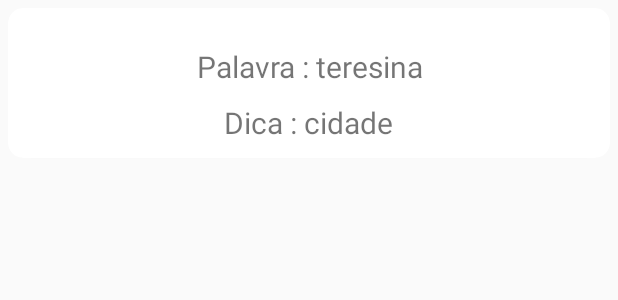
After one commit to MarceloxAlves/ForcaX, an Android app: the layout activity_item_palavra_view_holder.xml on its own in the app's theme, with its tools: preview values and no code run, on a phone screen of 412 x 824 dp. The commit adds this screen. Shown: the top 300 px of the screen. Run offline under Robolectric (Android 15) with nearby library versions, the phone set to English and light mode, and no system bars.

Commit message:
Listagem de palavras

```diff
--- a/app/src/main/java/br/com/avantigames/forcax/app/MainActivity.java
+++ b/app/src/main/java/br/com/avantigames/forcax/app/MainActivity.java
@@ -53,7 +53,7 @@ public class MainActivity extends AppCompatActivity {
     }
 
     public void adiciornarFrase(View view) {
-        startActivity(new Intent(this,FormularioActivity.class));
+        startActivity(new Intent(this,ListarPalavrasActivity.class));
         finish();
     }
 
--- /dev/null
+++ b/app/src/main/res/drawable/ic_add.xml
@@ -0,0 +1,5 @@
+<vector android:height="24dp" android:tint="#FFFFFF"
+    android:viewportHeight="24.0" android:viewportWidth="24.0"
+    android:width="24dp" xmlns:android="http://schemas.android.com/apk/res/android">
+    <path android:fillColor="#FF000000" android:pathData="M19,13h-6v6h-2v-6H5v-2h6V5h2v6h6v2z"/>
+</vector>
--- /dev/null
+++ b/app/src/main/res/layout/activity_item_palavra_view_holder.xml
@@ -0,0 +1,40 @@
+<?xml version="1.0" encoding="utf-8"?>
+<android.support.v7.widget.CardView xmlns:android="http://schemas.android.com/apk/res/android"
+    xmlns:app="http://schemas.android.com/apk/res-auto"
+    xmlns:tools="http://schemas.android.com/tools"
+    android:layout_width="match_parent"
+    android:layout_height="100dp"
+    android:elevation="10dp"
+    android:layout_margin="5dp"
+    app:cardCornerRadius="10dp"
+    tools:context=".app.ItemPalavraViewHolderActivity">
+
+    <RelativeLayout
+        android:layout_width="match_parent"
+        android:layout_height="match_parent">
+
+        <TextView
+            android:id="@+id/palavra_frase_show"
+            android:layout_width="wrap_content"
+            android:layout_height="wrap_content"
+            android:layout_alignParentTop="true"
+            android:layout_centerHorizontal="true"
+            android:layout_marginTop="25dp"
+            android:textSize="20sp"
+            android:text="Palavra : teresina"
+            android:textAlignment="center" />
+
+        <TextView
+            android:id="@+id/dica_show"
+            android:layout_marginTop="40dp"
+            android:layout_width="wrap_content"
+            android:layout_height="wrap_content"
+            android:layout_alignParentBottom="true"
+            android:layout_centerHorizontal="true"
+            android:layout_marginBottom="10dp"
+            android:textSize="20sp"
+            android:text="Dica : cidade"
+            android:textAlignment="center" />
+    </RelativeLayout>
+
+</android.support.v7.widget.CardView>
```
Also changed, not shown: app/src/main/AndroidManifest.xml (+6 -4 lines), app/src/main/java/br/com/avantigames/forcax/app/ItemPalavraViewHolderActivity.java (added, +15 -0 lines), app/src/main/java/br/com/avantigames/forcax/app/ListarPalavrasActivity.java (added, +41 -0 lines), app/src/main/res/layout/activity_listar_palavras.xml (added, +33 -0 lines).
